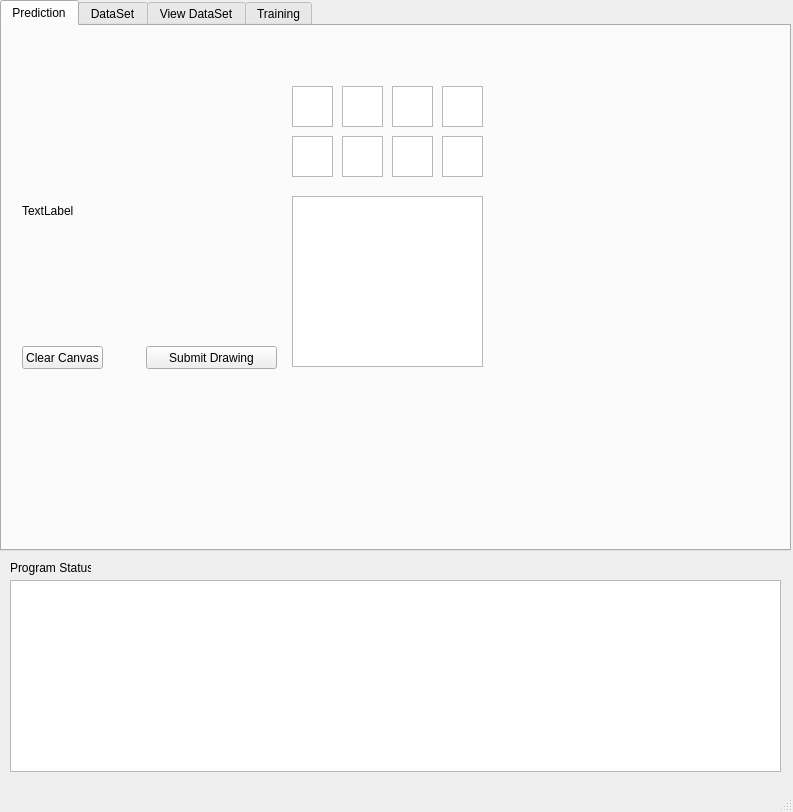
Before: the Qt Designer form projectGUI.ui in BeckBusch/CS302-Project-1, drawn with Qt 5.
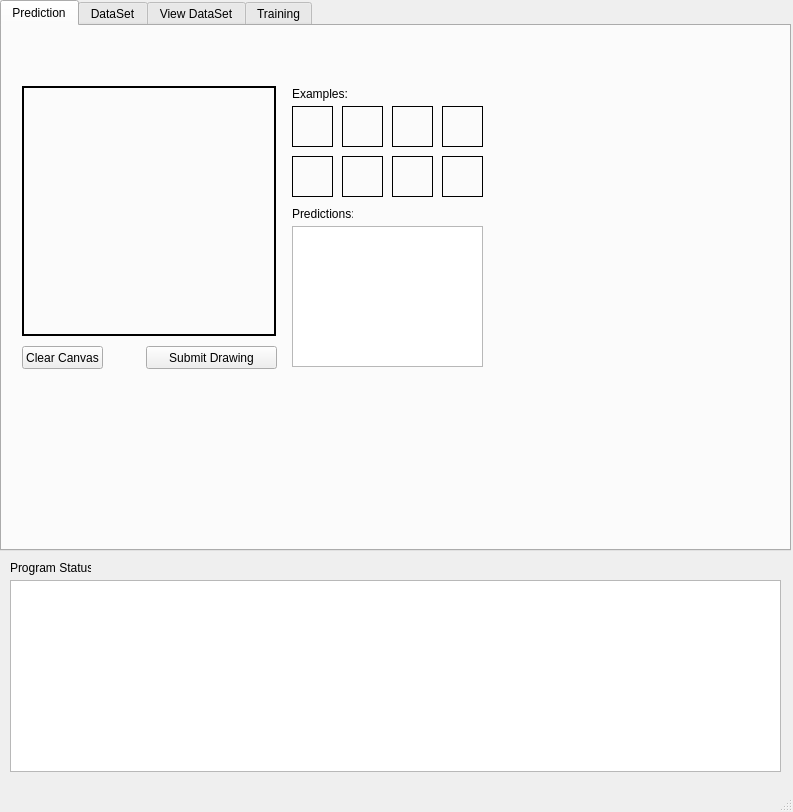
After: the same form once the commit is applied. Icons and pictures are not drawn.

```diff
--- a/projectGUI.ui
+++ b/projectGUI.ui
@@ -61,102 +61,209 @@
        <rect>
         <x>20</x>
         <y>60</y>
-        <width>250</width>
+        <width>254</width>
         <height>250</height>
        </rect>
       </property>
+      <property name="frameShape">
+       <enum>QFrame::Box</enum>
+      </property>
+      <property name="lineWidth">
+       <number>2</number>
+      </property>
       <property name="text">
-       <string>TextLabel</string>
+       <string/>
       </property>
      </widget>
      <widget class="QTextBrowser" name="textBrowser_2">
       <property name="geometry">
        <rect>
         <x>290</x>
-        <y>170</y>
+        <y>200</y>
         <width>191</width>
-        <height>171</height>
+        <height>141</height>
        </rect>
       </property>
      </widget>
-     <widget class="QTextBrowser" name="textBrowser_3">
+     <widget class="QLabel" name="picture">
       <property name="geometry">
        <rect>
         <x>290</x>
-        <y>60</y>
+        <y>80</y>
         <width>41</width>
         <height>41</height>
        </rect>
       </property>
+      <property name="frameShape">
+       <enum>QFrame::Box</enum>
+      </property>
+      <property name="text">
+       <string/>
+      </property>
+      <property name="pixmap">
+       <pixmap>Images/sevenPicture.png</pixmap>
+      </property>
+      <property name="alignment">
+       <set>Qt::AlignCenter</set>
+      </property>
      </widget>
-     <widget class="QTextBrowser" name="textBrowser_4">
+     <widget class="QLabel" name="picture_2">
       <property name="geometry">
        <rect>
-        <x>440</x>
-        <y>60</y>
+        <x>340</x>
+        <y>80</y>
         <width>41</width>
         <height>41</height>
        </rect>
       </property>
+      <property name="frameShape">
+       <enum>QFrame::Box</enum>
+      </property>
+      <property name="text">
+       <string/>
+      </property>
+      <property name="pixmap">
+       <pixmap>Images/bPicture.png</pixmap>
+      </property>
      </widget>
-     <widget class="QTextBrowser" name="textBrowser_5">
+     <widget class="QLabel" name="picture_3">
       <property name="geometry">
        <rect>
         <x>390</x>
-        <y>60</y>
+        <y>80</y>
         <width>41</width>
         <height>41</height>
        </rect>
       </property>
+      <property name="frameShape">
+       <enum>QFrame::Box</enum>
+      </property>
+      <property name="text">
+       <string/>
+      </property>
+      <property name="pixmap">
+       <pixmap>Images/qPicture.png</pixmap>
+      </property>
      </widget>
-     <widget class="QTextBrowser" name="textBrowser_6">
+     <widget class="QLabel" name="picture_4">
       <property name="geometry">
        <rect>
-        <x>340</x>
-        <y>60</y>
+        <x>440</x>
+        <y>80</y>
         <width>41</width>
         <height>41</height>
        </rect>
       </property>
+      <property name="frameShape">
+       <enum>QFrame::Box</enum>
+      </property>
+      <property name="text">
+       <string/>
+      </property>
+      <property name="pixmap">
+       <pixmap>Images/mPicture.png</pixmap>
+      </property>
      </widget>
-     <widget class="QTextBrowser" name="textBrowser_7">
+     <widget class="QLabel" name="picture_5">
       <property name="geometry">
        <rect>
         <x>290</x>
-        <y>110</y>
+        <y>130</y>
         <width>41</width>
         <height>41</height>
        </rect>
       </property>
+      <property name="frameShape">
+       <enum>QFrame::Box</enum>
+      </property>
+      <property name="text">
+       <string/>
+      </property>
+      <property name="pixmap">
+       <pixmap>Images/sPicture.png</pixmap>
+      </property>
      </widget>
-     <widget class="QTextBrowser" name="textBrowser_8">
+     <widget class="QLabel" name="picture_6">
       <property name="geometry">
        <rect>
         <x>340</x>
-        <y>110</y>
+        <y>130</y>
         <width>41</width>
         <height>41</height>
        </rect>
       </property>
+      <property name="frameShape">
+       <enum>QFrame::Box</enum>
+      </property>
+      <property name="text">
+       <string/>
+      </property>
+      <property name="pixmap">
+       <pixmap>Images/sixPicture.png</pixmap>
+      </property>
      </widget>
-     <widget class="QTextBrowser" name="textBrowser_9">
+     <widget class="QLabel" name="picture_7">
       <property name="geometry">
        <rect>
         <x>390</x>
-        <y>110</y>
+        <y>130</y>
         <width>41</width>
         <height>41</height>
        </rect>
       </property>
+      <property name="frameShape">
+       <enum>QFrame::Box</enum>
+      </property>
+      <property name="text">
+       <string/>
+      </property>
+      <property name="pixmap">
+       <pixmap>Images/fourPicture.png</pixmap>
+      </property>
      </widget>
-     <widget class="QTextBrowser" name="textBrowser_10">
+     <widget class="QLabel" name="picture_8">
       <property name="geometry">
        <rect>
         <x>440</x>
-        <y>110</y>
+        <y>130</y>
         <width>41</width>
         <height>41</height>
        </rect>
+      </property>
+      <property name="frameShape">
+       <enum>QFrame::Box</enum>
+      </property>
+      <property name="text">
+       <string/>
+      </property>
+      <property name="pixmap">
+       <pixmap>Images/tPicture.png</pixmap>
+      </property>
+     </widget>
+     <widget class="QLabel" name="label_6">
+      <property name="geometry">
+       <rect>
+        <x>290</x>
+        <y>60</y>
+        <width>61</width>
+        <height>16</height>
+       </rect>
+      </property>
+      <property name="text">
+       <string>Examples:</string>
+      </property>
+     </widget>
+     <widget class="QLabel" name="label_7">
+      <property name="geometry">
+       <rect>
+        <x>290</x>
+        <y>180</y>
+        <width>61</width>
+        <height>16</height>
+       </rect>
+      </property>
+      <property name="text">
+       <string>Predictions:</string>
       </property>
      </widget>
     </widget>
```
